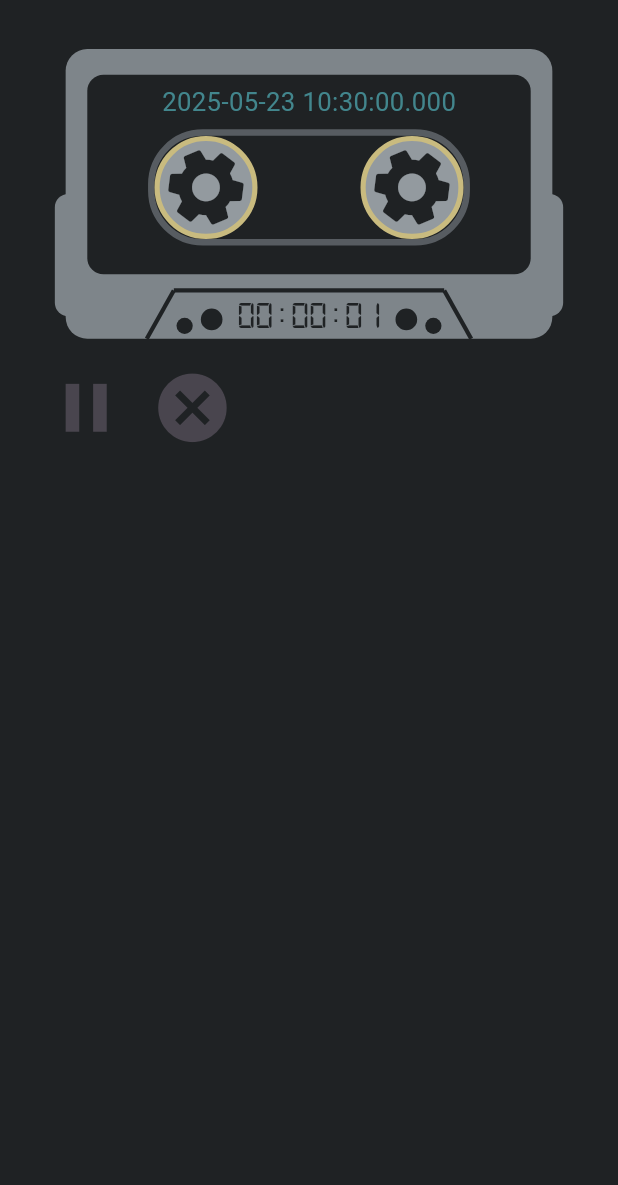
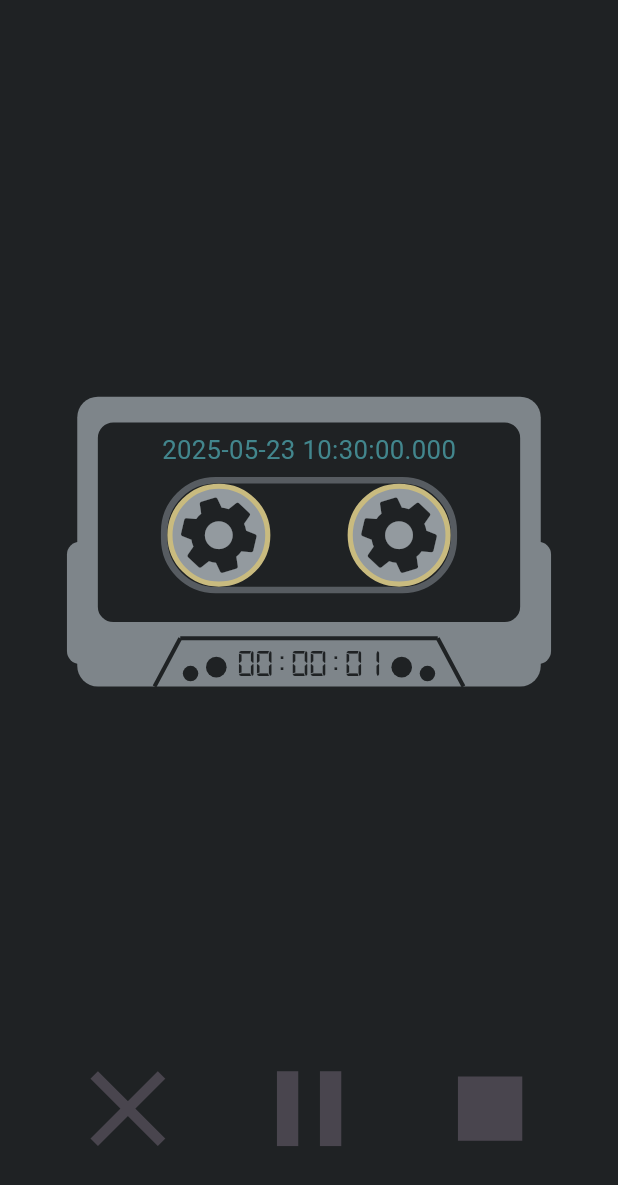
Before and after one commit to xiaoshihou514/jiyi, a Flutter app: the RecordPage screen opened directly, on a phone screen of 412 x 824 dp. Shown: the top 1185 px of the screen. Run offline on Flutter 3.47's test engine with Material 3 defaults, Android fonts, the phone set to English and light mode, and no system bars; our stand-ins replace file_picker, flutter_animate, flutter_screenutil, flutter_secure_storage, local_auth, permission_handler; missing offline and left inert: flutter_recorder; accounts and stored records are empty; Roboto replaces fonts that are missing (851手写杂书体).

Commit message:
feat: done with record ui

```diff
--- a/lib/components/recorder_tape.dart
+++ /dev/null
@@ -1,147 +0,0 @@
-import 'package:flutter/material.dart';
-import 'package:flutter/scheduler.dart';
-import 'package:flutter_screenutil/flutter_screenutil.dart';
-
-import 'package:jiyi/components/soundviz.dart';
-import 'package:jiyi/components/tape.dart';
-import 'package:jiyi/components/tapewheel.dart';
-import 'package:jiyi/pages/default_colors.dart';
-
-extension on num {
-  double get em =>
-      (ScreenUtil().screenWidth > ScreenUtil().screenHeight)
-          ? sh / 128
-          : sw / 96;
-}
-
-class RecordingTape extends StatefulWidget {
-  final DateTime _start;
-  const RecordingTape(this._start, {super.key});
-
-  @override
-  State<RecordingTape> createState() => _RecordingTapeState();
-}
-
-class _RecordingTapeState extends State<RecordingTape>
-    with SingleTickerProviderStateMixin {
-  late final Ticker ticker;
-  Duration duration = Duration.zero;
-
-  @override
-  void initState() {
-    super.initState();
-    ticker = createTicker(_tick);
-    ticker.start();
-  }
-
-  @override
-  void dispose() {
-    ticker.stop();
-    super.dispose();
-  }
-
-  void _tick(Duration elapsed) {
-    if (elapsed > Duration(milliseconds: 16) && context.mounted) {
-      setState(() {
-        duration = DateTime.now().difference(widget._start);
-      });
-    }
-  }
-
-  String _printDuration(Duration duration) {
-    String twoDigits(int n) => n.toString().padLeft(2, "0");
-    String twoDigitMinutes = twoDigits(duration.inMinutes.remainder(60).abs());
-    String twoDigitSeconds = twoDigits(duration.inSeconds.remainder(60).abs());
-    return "${twoDigits(duration.inHours)}:$twoDigitMinutes:$twoDigitSeconds";
-  }
-
-  @override
-  Widget build(BuildContext context) {
-    ScreenUtil.init(context);
-
-    return Stack(
-      alignment: AlignmentDirectional.center,
-      children: [
-        SizedBox(width: 84.em, height: 50.em, child: Tape()),
-        // tape "hole"
-        Padding(
-          padding: EdgeInsets.only(bottom: 2.em),
-          child: Container(
-            width: 50.em,
-            height: 18.05.em,
-            decoration: BoxDecoration(
-              color: DefaultColors.bg,
-              borderRadius: BorderRadius.circular(8.5.em),
-              border: Border.all(color: DefaultColors.shade_3, width: 1.em),
-            ),
-          ),
-        ),
-        // sound wave
-        Padding(
-          padding: EdgeInsets.only(bottom: 2.em),
-          child: SizedBox(width: 32.em, height: 8.em, child: SoundViz()),
-        ),
-        // tape cog - left
-        Positioned(
-          top: 16.em,
-          left: 18.em,
-          child: Container(
-            width: 16.em,
-            height: 16.em,
-            decoration: BoxDecoration(
-              color: DefaultColors.shade_6,
-              borderRadius: BorderRadius.circular(8.em),
-              border: Border.all(color: DefaultColors.func, width: 0.8.em),
-            ),
-            child: FittedBox(child: Tapewheel()),
-          ),
-        ),
-        // tape cog - right
-        Positioned(
-          top: 16.em,
-          right: 18.em,
-          child: Container(
-            width: 16.em,
-            height: 16.em,
-            decoration: BoxDecoration(
-              color: DefaultColors.shade_6,
-              borderRadius: BorderRadius.circular(8.em),
-              border: Border.all(color: DefaultColors.func, width: 0.8.em),
-            ),
-            child: FittedBox(child: Tapewheel()),
-          ),
-        ),
-        // tape title
-        Positioned(
-          top: 8.em,
-          child: Text.rich(
-            TextSpan(
-              text: widget._start.toString(),
-              style: TextStyle(
-                fontSize: 4.em,
-                fontFamily: "851手写杂书体",
-                decoration: TextDecoration.none,
-                color: DefaultColors.info,
-              ),
-            ),
-          ),
-        ),
-        // record time
-        Positioned(
-          bottom: 2.5.em,
-          child: Text.rich(
-            TextSpan(
-              text: _printDuration(duration),
-              style: TextStyle(
-                fontSize: 6.em,
-                fontFamily: "digital7-mono",
-                decoration: TextDecoration.none,
-                color: DefaultColors.bg,
-              ),
-            ),
-          ),
-        ),
-      ],
-    );
-  }
-}
--- a/lib/components/soundviz.dart
+++ b/lib/components/soundviz.dart
@@ -1,38 +1,38 @@
+import 'dart:async';
 import 'dart:collection';
 import 'package:collection/collection.dart';
 import 'package:flutter/material.dart';
-import 'package:flutter/scheduler.dart';
 import 'package:flutter_recorder/flutter_recorder.dart';
 
 import 'package:jiyi/pages/default_colors.dart';
+import 'package:jiyi/utils/stop_model.dart';
 
 class SoundViz extends StatefulWidget {
-  const SoundViz({super.key});
+  final StopModel _stop;
+  const SoundViz(this._stop, {super.key});
 
   @override
   State<SoundViz> createState() => SoundVizState();
 }
 
-class SoundVizState extends State<SoundViz>
-    with SingleTickerProviderStateMixin {
-  late final Ticker ticker;
+class SoundVizState extends State<SoundViz> {
+  late final Timer timer;
 
   @override
   void initState() {
     super.initState();
-    ticker = createTicker(_tick);
-    ticker.start();
+    timer = Timer.periodic(Duration(milliseconds: 16), (Timer t) => _tick());
   }
 
   @override
   void dispose() {
-    ticker.stop();
     super.dispose();
+    timer.cancel();
   }
 
-  void _tick(Duration elapsed) {
-    if (elapsed > Duration(milliseconds: 16) &&
-        context.mounted &&
+  void _tick() {
+    if (context.mounted &&
+        !widget._stop.value &&
         Recorder.instance.isDeviceStarted()) {
       setState(() {});
     }
@@ -43,7 +43,7 @@ class SoundVizState extends State<SoundViz>
     return RepaintBoundary(
       child: CustomPaint(
         key: UniqueKey(),
-        painter: SoundVizPainter(),
+        painter: SoundVizPainter(widget._stop),
         child: Container(),
       ),
     );
@@ -54,14 +54,18 @@ class SoundVizPainter extends CustomPainter {
   static final offsets = DoubleLinkedQueue();
   static final stroke = Paint();
   static const sampleSize = 256;
+  static Recorder recorder = Recorder.instance;
+
+  final StopModel _stop;
+  SoundVizPainter(this._stop);
 
   @override
   void paint(Canvas canvas, Size size) {
     canvas.clipRect(Offset.zero & size);
-    if (!Recorder.instance.isDeviceStarted()) return;
-    final data = Recorder.instance.getFft(alwaysReturnData: true);
+    if (!recorder.isDeviceStarted()) return;
+    final data = recorder.getFft(alwaysReturnData: true);
     if (data.isEmpty) return;
-    final db = (Recorder.instance.getVolumeDb() + 100) / 100;
+    final db = (recorder.getVolumeDb() + 100) / 100;
 
     offsets.addFirst((
       data
@@ -108,5 +112,5 @@ class SoundVizPainter extends CustomPainter {
   }
 
   @override
-  bool shouldRepaint(SoundVizPainter oldDelegate) => true;
+  bool shouldRepaint(SoundVizPainter oldDelegate) => !_stop.value;
 }
--- a/lib/components/tapewheel.dart
+++ b/lib/components/tapewheel.dart
@@ -1,34 +1,35 @@
+import 'dart:async';
+
 import 'package:flutter/material.dart';
-import 'package:flutter/scheduler.dart';
 import 'package:jiyi/pages/default_colors.dart';
+import 'package:jiyi/utils/stop_model.dart';
 
 class Tapewheel extends StatefulWidget {
-  const Tapewheel({super.key});
+  final StopModel _stop;
+  const Tapewheel(this._stop, {super.key});
 
   @override
   State<Tapewheel> createState() => _TapewheelState();
 }
 
-class _TapewheelState extends State<Tapewheel>
-    with SingleTickerProviderStateMixin {
+class _TapewheelState extends State<Tapewheel> {
+  late final Timer timer;
   double turn = 0.0;
-  late final Ticker ticker;
 
   @override
   void initState() {
     super.initState();
-    ticker = createTicker(_tick);
-    ticker.start();
+    timer = Timer.periodic(Duration(milliseconds: 16), (Timer t) => _tick());
   }
 
   @override
   void dispose() {
-    ticker.stop();
     super.dispose();
+    timer.cancel();
   }
 
-  void _tick(Duration elapsed) {
-    if (context.mounted) {
+  void _tick() {
+    if (!widget._stop.value && context.mounted) {
       setState(() {
         turn += 0.01;
       });
@@ -39,7 +40,7 @@ class _TapewheelState extends State<Tapewheel>
   Widget build(BuildContext context) {
     return AnimatedRotation(
       turns: turn,
-      duration: const Duration(seconds: 1),
+      duration: const Duration(milliseconds: 16),
       child: Icon(Icons.settings, color: DefaultColors.bg),
     );
   }
--- a/lib/pages/record.dart
+++ b/lib/pages/record.dart
@@ -1,14 +1,24 @@
+import 'dart:async';
 import 'dart:io';
 
 import 'package:flutter/material.dart';
 import 'package:flutter_recorder/flutter_recorder.dart';
 import 'package:flutter_screenutil/flutter_screenutil.dart';
-import 'package:jiyi/components/recorder_tape.dart';
+import 'package:jiyi/components/soundviz.dart';
+import 'package:jiyi/components/tape.dart';
+import 'package:jiyi/components/tapewheel.dart';
 import 'package:jiyi/l10n/localizations.dart';
+import 'package:jiyi/utils/stop_model.dart';
 import 'package:permission_handler/permission_handler.dart';
 
 import 'package:jiyi/pages/default_colors.dart';
-import 'package:jiyi/utils/em.dart';
+
+extension on num {
+  double get em =>
+      (ScreenUtil().screenWidth > ScreenUtil().screenHeight)
+          ? sh / 100
+          : sw / 96;
+}
 
 class RecordPage extends StatefulWidget {
   const RecordPage({super.key});
@@ -18,13 +28,36 @@ class RecordPage extends StatefulWidget {
 }
 
 class _RecordPageState extends State<RecordPage> {
-  bool _isPaused = false;
-  final timestamp = DateTime.now().toLocal();
+  final StopModel _stop = StopModel();
+  final Recorder _recorder = Recorder.instance;
+  late final Timer timer;
+
+  // timer state
+  final _startTime = DateTime.now().toLocal();
+  Duration _duration = Duration.zero;
+  late DateTime _pausedAt;
+  Duration _pausedTime = Duration.zero;
+
+  @override
+  void initState() {
+    super.initState();
+    timer = Timer.periodic(Duration(milliseconds: 16), (Timer t) => _tick());
+    _recorderInit();
+  }
+
+  void _tick() {
+    if (context.mounted && !_stop.value) {
+      setState(() {
+        _duration = DateTime.now().difference(_startTime) - _pausedTime;
+      });
+    }
+  }
+
+  bool get _isMobile => ScreenUtil().screenWidth < ScreenUtil().screenHeight;
 
   @override
   Widget build(BuildContext context) {
     ScreenUtil.init(context);
-    _recorderInit();
 
     return Scaffold(
       backgroundColor: DefaultColors.bg,
@@ -32,19 +65,123 @@ class _RecordPageState extends State<RecordPage> {
         padding: EdgeInsets.all(8.em),
         child: Column(
           children: [
-            RecordingTape(timestamp),
+            Spacer(flex: _isMobile ? 1 : 3),
+            Stack(
+              alignment: AlignmentDirectional.center,
+              children: [
+                SizedBox(width: 84.em, height: 50.em, child: Tape()),
+                // tape "hole"
+                Padding(
+                  padding: EdgeInsets.only(bottom: 2.em),
+                  child: Container(
+                    width: _isMobile ? 46.em : 50.em,
+                    height: 18.05.em,
+                    decoration: BoxDecoration(
+                      color: DefaultColors.bg,
+                      borderRadius: BorderRadius.circular(8.5.em),
+                      border: Border.all(
+                        color: DefaultColors.shade_3,
+                        width: 1.em,
+                      ),
+                    ),
+                  ),
+                ),
+                // sound wave
+                Padding(
+                  padding: EdgeInsets.only(bottom: 2.em),
+                  child: SizedBox(
+                    width: 32.em,
+                    height: 12.em,
+                    child: SoundViz(_stop),
+                  ),
+                ),
+                // tape cog - left
+                Positioned(
+                  top: 16.em,
+                  left: 18.em,
+                  child: Container(
+                    width: 16.em,
+                    height: 16.em,
+                    decoration: BoxDecoration(
+                      color: DefaultColors.shade_6,
+                      borderRadius: BorderRadius.circular(8.em),
+                      border: Border.all(
+                        color: DefaultColors.func,
+                        width: 0.8.em,
+                      ),
+                    ),
+                    child: FittedBox(child: Tapewheel(_stop)),
+                  ),
+                ),
+                // tape cog - right
+                Positioned(
+                  top: 16.em,
+                  right: 18.em,
+                  child: Container(
+                    width: 16.em,
+                    height: 16.em,
+                    decoration: BoxDecoration(
+                      color: DefaultColors.shade_6,
+                      borderRadius: BorderRadius.circular(8.em),
+                      border: Border.all(
+                        color: DefaultColors.func,
+                        width: 0.8.em,
+                      ),
+                    ),
+                    child: FittedBox(child: Tapewheel(_stop)),
+                  ),
+                ),
+                // tape title
+                Positioned(
+                  top: 8.em,
+                  child: Text.rich(
+                    TextSpan(
+                      text: _startTime.toString(),
+                      style: TextStyle(
+                        fontSize: 4.em,
+                        fontFamily: "851手写杂书体",
+                        decoration: TextDecoration.none,
+                        color: DefaultColors.info,
+                      ),
+                    ),
+                  ),
+                ),
+                // record time
+                Positioned(
+                  bottom: 2.5.em,
+                  child: Text.rich(
+                    TextSpan(
+                      text: _printDuration(_duration),
+                      style: TextStyle(
+                        fontSize: 6.em,
+                        fontFamily: "digital7-mono",
+                        decoration: TextDecoration.none,
+                        color: DefaultColors.bg,
+                      ),
+                    ),
+                  ),
+                ),
+              ],
+            ),
+            Spacer(flex: 1),
+            // control buttons
             Row(
+              mainAxisAlignment: MainAxisAlignment.spaceBetween,
               children: [
+                IconButton(
+                  onPressed: _cancel,
+                  icon: Icon(Icons.close, size: 20.em),
+                ),
                 IconButton(
                   onPressed: _togglePause,
                   icon: Icon(
-                    _isPaused ? Icons.play_arrow : Icons.pause,
+                    _stop.value ? Icons.play_arrow : Icons.pause,
                     size: 20.em,
                   ),
                 ),
                 IconButton(
-                  onPressed: _cancel,
-                  icon: Icon(Icons.cancel, size: 20.em),
+                  onPressed: _done,
+                  icon: Icon(Icons.stop, size: 20.em),
                 ),
               ],
             ),
@@ -55,15 +192,28 @@ class _RecordPageState extends State<RecordPage> {
   }
 
   void _togglePause() {
-    setState(() => _isPaused = !_isPaused);
-    if (_isPaused) {
-      Recorder.instance.stopStreamingData();
+    setState(() {
+      _stop.flip();
+      if (_stop.value) {
+        _pausedAt = DateTime.now().toLocal();
+      } else {
+        _pausedTime += DateTime.now().toLocal().difference(_pausedAt);
+      }
+    });
+    if (_stop.value) {
+      _recorder.stopStreamingData();
     } else {
-      Recorder.instance.startStreamingData();
+      _recorder.startStreamingData();
     }
   }
 
   void _cancel() {
+    _recorder.stopStreamingData();
+    timer.cancel();
+    Navigator.pop(context);
+  }
+
+  void _done() {
     // TODO
   }
 
@@ -78,15 +228,22 @@ class _RecordPageState extends State<RecordPage> {
       _ensurePermission();
     }
     try {
-      await Recorder.instance.init(format: PCMFormat.f32le);
-      Recorder.instance.start();
+      await _recorder.init(format: PCMFormat.f32le);
+      _recorder.start();
     } on Exception catch (e) {
       _micError(e.toString());
     }
-    Recorder.instance.uint8ListStream.listen((data) {
+    _recorder.uint8ListStream.listen((data) {
       // TODO: maybe stream encryption
     });
-    Recorder.instance.startStreamingData();
+    _recorder.startStreamingData();
+  }
+
+  String _printDuration(Duration duration) {
+    String twoDigits(int n) => n.toString().padLeft(2, "0");
+    String twoDigitMinutes = twoDigits(duration.inMinutes.remainder(60).abs());
+    String twoDigitSeconds = twoDigits(duration.inSeconds.remainder(60).abs());
+    return "${twoDigits(duration.inHours)}:$twoDigitMinutes:$twoDigitSeconds";
   }
 
   void _micError(String msg) {
--- /dev/null
+++ b/lib/utils/stop_model.dart
@@ -0,0 +1,10 @@
+import 'package:flutter/foundation.dart';
+
+class StopModel with ChangeNotifier {
+  bool value = false;
+
+  void flip() {
+    value = !value;
+    notifyListeners();
+  }
+}
```
